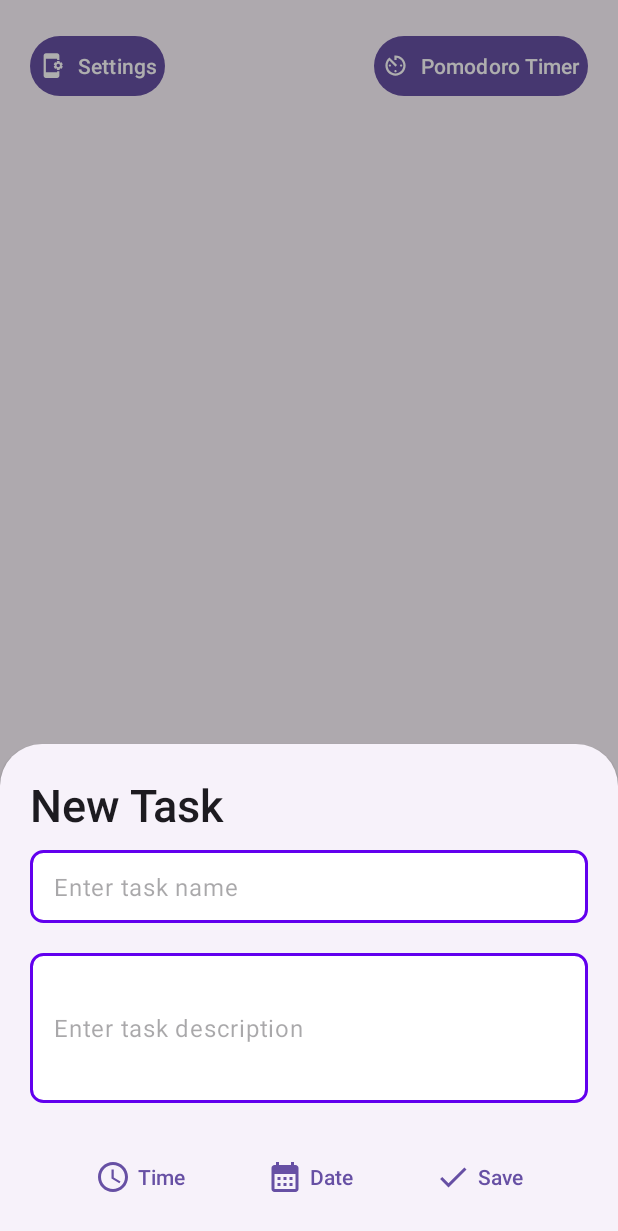
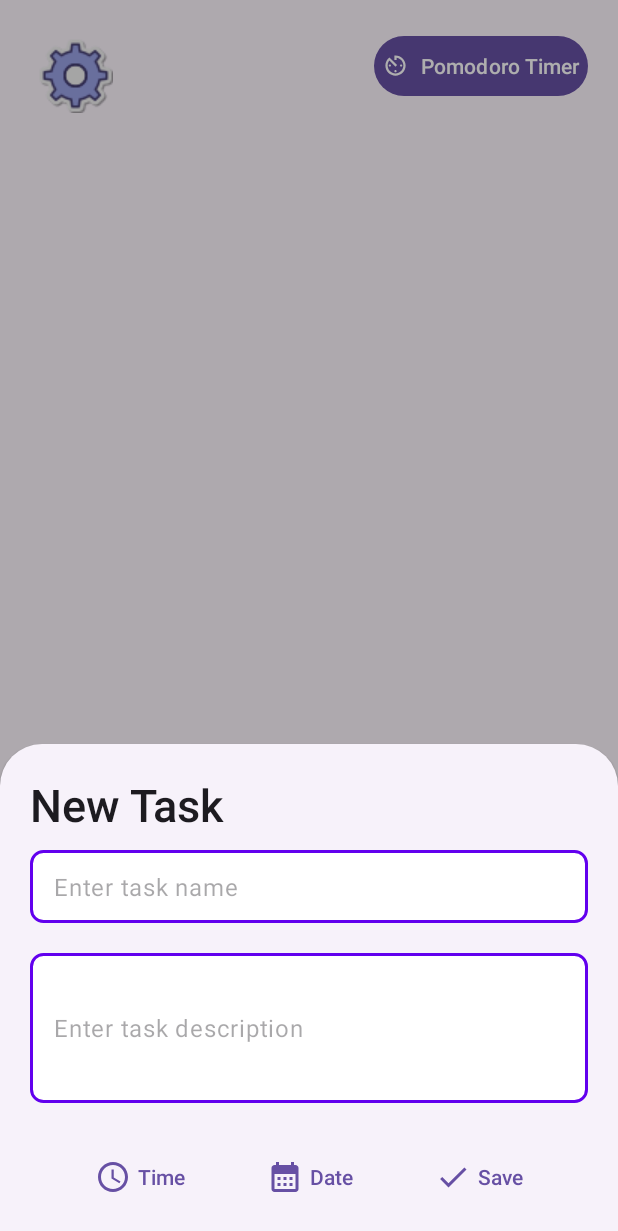
Before and after one commit to nimaintz/taskManager_project_MDAD, an Android app: the screen it shows after launch (MainActivity), after a tap on "Task", on a phone screen of 412 x 824 dp. Shown: the top 1231 px of the screen. Run offline under Robolectric (Android 15) with nearby library versions, the phone set to English and light mode, and no system bars; our stand-ins replace Room's generated code.

Commit message:
added settings icon

```diff
--- a/app/src/main/res/layout/activity_main.xml
+++ b/app/src/main/res/layout/activity_main.xml
@@ -8,16 +8,16 @@
     android:layout_height="match_parent"
     tools:context=".MainActivity">
 
-    <Button
+    <ImageButton
         android:id="@+id/settings_button"
         android:layout_height="wrap_content"
         android:layout_width="wrap_content"
-        android:text="Settings"
+        android:src="@drawable/icon_settings_purpleclean_50"
         android:padding="5dp"
+        android:backgroundTint="@android:color/transparent"
         android:layout_margin="20dp"
         android:layout_alignParentStart="true"
         android:layout_alignParentTop="true"
-        app:icon="@drawable/baseline_app_settings_alt_24"
         />
 
 
```
Also changed, not shown: app/src/main/res/drawable/icon_settings_purpleclean_50.png (added).
